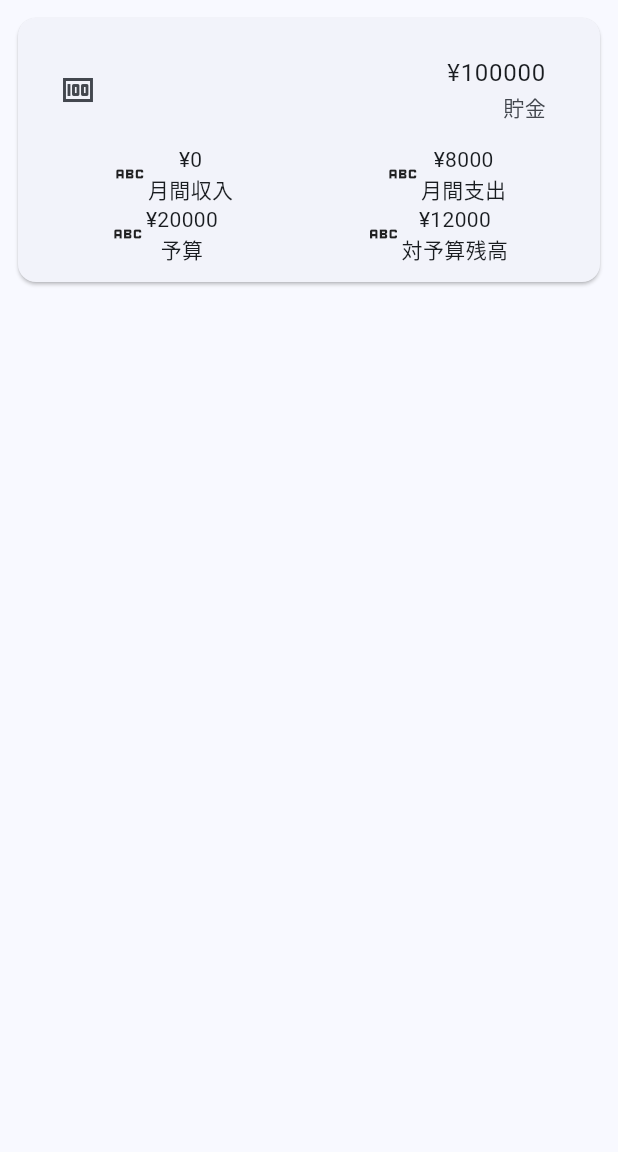
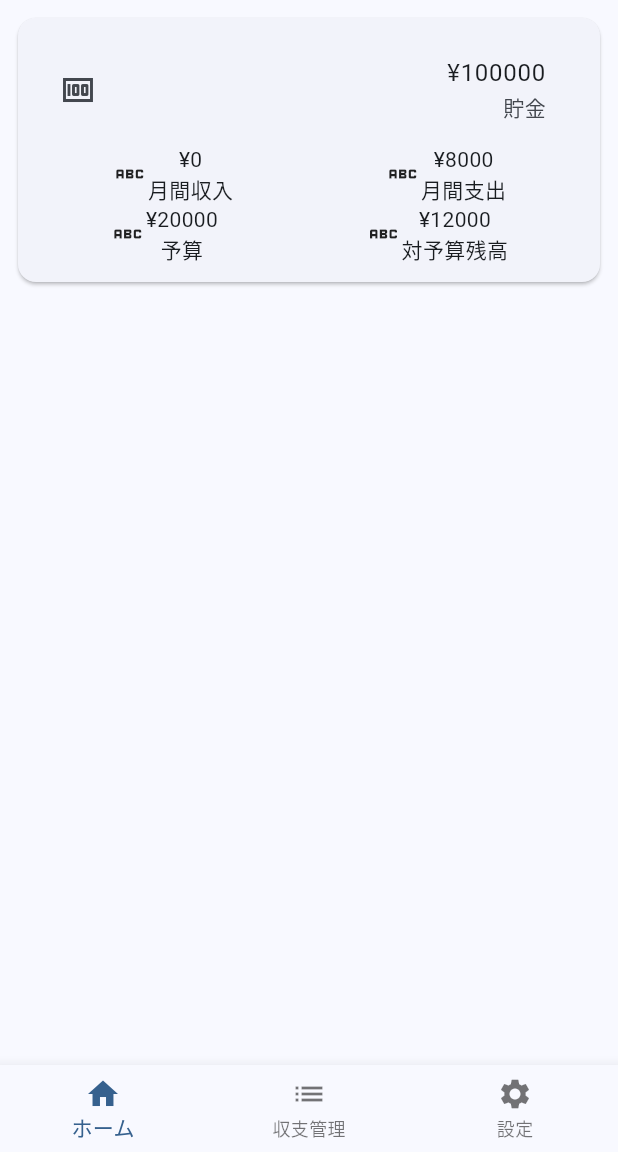
Before and after one commit to tombee-studio/bacon_bringer, a Flutter app: the screen it shows after launch, on a phone screen of 412 x 824 dp, the part 84-1236 px from its top. Run offline on Flutter 3.47's test engine with Material 3 defaults, Android fonts, the phone set to English and light mode, and no system bars.

Commit message:
ボトムナビゲーションバーを追加

```diff
--- a/lib/model/home/home_page_model.dart
+++ b/lib/model/home/home_page_model.dart
@@ -6,6 +6,8 @@ import 'package:bacon_bringer/model/home/repository/home_page_app_repository.dar
 
 class HomePageModel<T extends HomePageAppRepository> extends Model<T> {
   final String _title;
+
+  late Property<int> _currentIndex;
   late Property<LoadingData> _isLoading;
   late Property<OverviewData> _overviewData;
 
@@ -14,6 +16,9 @@ class HomePageModel<T extends HomePageAppRepository> extends Model<T> {
   LoadingData get isLoading => _isLoading.value;
   OverviewData get overviewData => _overviewData.value;
 
+  int get currentIndex => _currentIndex.value;
+  set currentIndex(int value) => _currentIndex.value = value;
+
   HomePageModel(super.notifier, super._repository, this._title) {
     _overviewData = propertyOf(OverviewData(
         sumOfMoney: 100000,
@@ -21,6 +26,7 @@ class HomePageModel<T extends HomePageAppRepository> extends Model<T> {
         budget: 20000,
         totalExpencesOnMonth: 8000,
         totalIncomesOnMonth: 0));
+    _currentIndex = propertyOf(0);
     _isLoading =
         propertyOf(LoadingData(isLoading: true, message: "ローカルデータを取得中..."));
   }
--- a/lib/ui/home/view/home_page.dart
+++ b/lib/ui/home/view/home_page.dart
@@ -28,6 +28,18 @@ class _HomePageState extends ViewModelState<HomePage, HomePageViewModel> {
         appBar: AppBar(
             backgroundColor: Theme.of(context).colorScheme.inversePrimary,
             title: viewModel.title),
-        body: Center(child: viewModel.body(context)));
+        body: Center(child: viewModel.body(context)),
+        bottomNavigationBar: BottomNavigationBar(
+            currentIndex: viewModel.currentIndex,
+            onTap: onTap,
+            items: const <BottomNavigationBarItem>[
+              BottomNavigationBarItem(icon: Icon(Icons.home), label: 'ホーム'),
+              BottomNavigationBarItem(icon: Icon(Icons.list), label: '収支管理'),
+              BottomNavigationBarItem(icon: Icon(Icons.settings), label: '設定')
+            ]));
+  }
+
+  void onTap(int index) {
+    viewModel.currentIndex = index;
   }
 }
--- a/lib/ui/home/view_model/home_page_view_model.dart
+++ b/lib/ui/home/view_model/home_page_view_model.dart
@@ -44,4 +44,7 @@ class HomePageViewModel extends ViewModel<HomePageModel> {
       }
     }
   }
+
+  int get currentIndex => model.currentIndex;
+  set currentIndex(int value) => model.currentIndex = value;
 }
```
